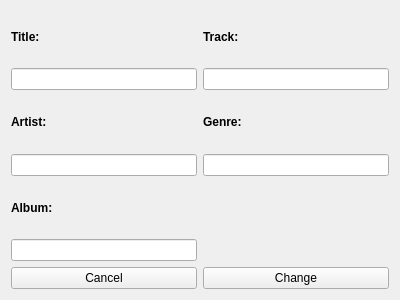
Qt form form.ui (milohr/babe-qt) before a commit.
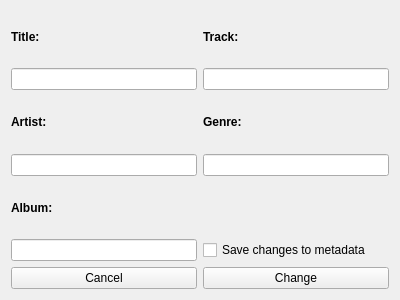
The same form after that commit.

```diff
--- a/form.ui
+++ b/form.ui
@@ -113,6 +113,13 @@
        </property>
       </widget>
      </item>
+     <item row="5" column="1">
+      <widget class="QCheckBox" name="checkBox">
+       <property name="text">
+        <string>Save changes to metadata</string>
+       </property>
+      </widget>
+     </item>
     </layout>
    </item>
   </layout>
```
